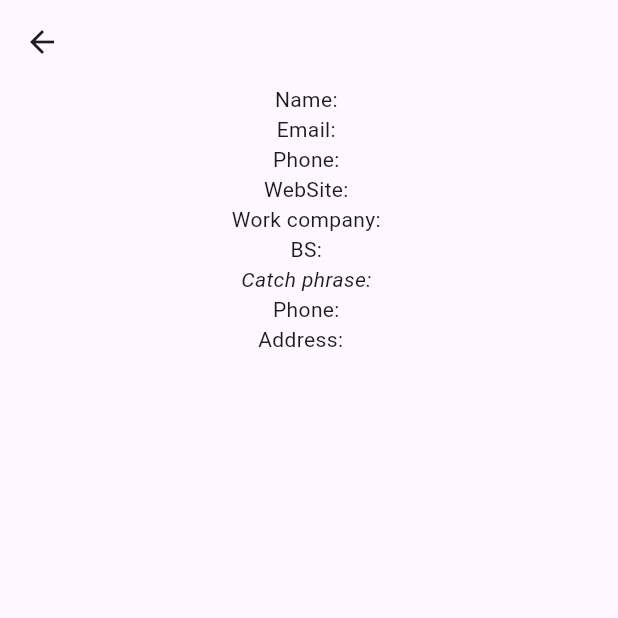
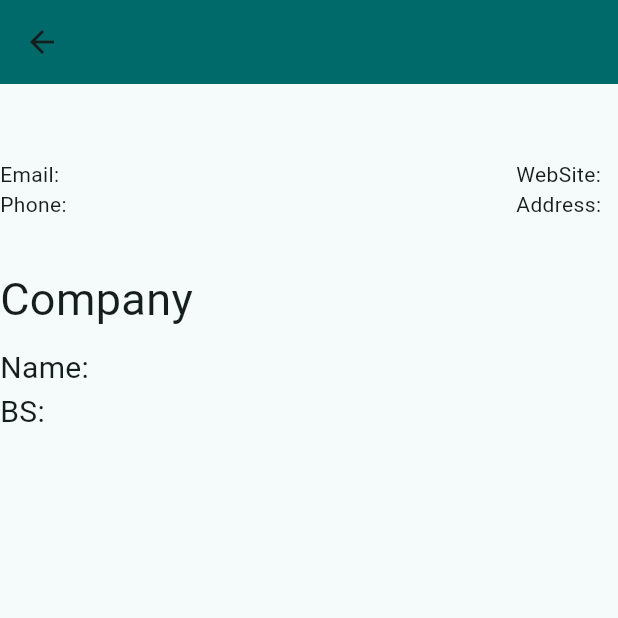
Before and after one commit to Digital-I/test_1, a Flutter app: the UserProfile screen opened directly with empty values, on a phone screen of 412 x 824 dp, the top half of it. Run offline on Flutter 3.47's test engine with Material 2 defaults, Android fonts, the light colour scheme and no system bars; network calls fail.

Commit message:
Изменил дизайн профиля пользователя (UserProfile). Почистил код.

```diff
--- a/lib/main.dart
+++ b/lib/main.dart
@@ -10,9 +10,10 @@ class MyApp extends StatelessWidget {
   @override
   Widget build(BuildContext context) {
     return MaterialApp(
+      debugShowCheckedModeBanner: false,
       title: 'Flutter App',
       theme: ThemeData(
-        colorScheme: ColorScheme.fromSeed(seedColor: Colors.deepPurple),
+        colorScheme: ColorScheme.fromSeed(seedColor: Colors.cyanAccent),
         useMaterial3: true,
       ),
       home: const MyHomePage(title: 'Flutter First App'),
@@ -28,20 +29,16 @@ class MyHomePage extends StatefulWidget {
 }
 
 class _CardsUsers extends State<MyHomePage> {
-  var text = "None";
   List<dynamic> usersList = [];
 
   @override
   Widget build(BuildContext context) {
     Future<List<dynamic>> future = getData();
-    future.then((data) {
-      debugPrint("Данные получены");
-      usersList = data;
-      //setState(() {});
-    });
+    future.then((data) => usersList = data );
 
     return Scaffold(
       appBar: AppBar(
+        backgroundColor: Theme.of(context).primaryColor,
         title: const Text("List of users"),
       ),
       body: ListView(
@@ -71,21 +68,49 @@ class UserProfile extends StatelessWidget {
   Widget build(BuildContext context) {
     return Scaffold(
       appBar: AppBar(
+        backgroundColor: Theme.of(context).primaryColor,
         title: Text(data["username"]),
       ),
       body: Center(
+        child: Container(
+          width: 600,
           child: Column(
+            crossAxisAlignment: CrossAxisAlignment.start,
             children: [
-            Text("Name: ${data["name"]}"),
+              Text("${data["name"]}", style: const TextStyle(fontSize: 35),),
+              Container(
+                child: Row(
+                  mainAxisAlignment: MainAxisAlignment.spaceBetween,
+                  children: [
+                    Column(
+                      crossAxisAlignment: CrossAxisAlignment.start,
+                      children: [
                         Text("Email: ${data["email"]}"),
                         Text("Phone: ${data["phone"]}"),
+                      ],
+                    ),
+                    Column(
+                      crossAxisAlignment: CrossAxisAlignment.start,
+                      children: [
                         Text("WebSite: ${data["website"]}"),
-            Text("Work company: ${data["company"]["name"]}"),
-            Text("BS: ${data["company"]["bs"]}"),
-            Text("Catch phrase: ${data["company"]["catchPhrase"]}", style: const TextStyle(fontStyle: FontStyle.italic)),
-            Text("Phone: ${data["phone"]}"),
                         Text("Address: ${data["address"]["city"]} ${data["address"]["suite"]} ${data["address"]["street"]}"),
                       ],
+                    )
+                  ],
+                ),
+              ),
+              const SizedBox(
+                height: 12,
+              ),
+              const Padding(
+                padding: EdgeInsets.fromLTRB(0, 20, 0, 10),
+                child: Text("Company", style: TextStyle(fontSize: 30),),
+              ),
+              Text("Name: ${data["company"]["name"]}", style: const TextStyle(fontSize: 20,)),
+              Text("BS: ${data["company"]["bs"]}", style: const TextStyle(fontSize: 20,)),
+              Text("${data["company"]["catchPhrase"]}", style: const TextStyle(fontSize: 20, fontStyle: FontStyle.italic)),
+            ],
+          ),
         ),
       ),
     );
```
Lines whose indentation alone changed are shown as unchanged.
